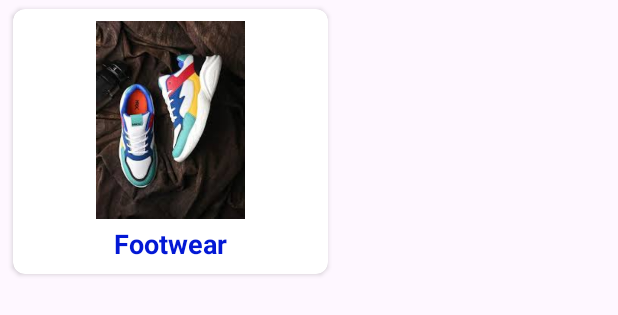
After one commit to nehadotnet/eCommerce, an Android app: the layout rv_categories.xml on its own in the app's theme, with its tools: preview values and no code run, on a phone screen of 412 x 824 dp. The commit adds this screen. Shown: the top 315 px of the screen. Run offline under Robolectric (Android 15) with nearby library versions, the phone set to English and light mode, and no system bars.

Commit message:
Add Image Slider and category from firbase firestore

```diff
--- a/app/build.gradle
+++ b/app/build.gradle
@@ -60,4 +60,7 @@ dependencies {
     implementation 'com.github.bumptech.glide:glide:4.16.0'
     annotationProcessor 'com.github.bumptech.glide:compiler:4.12.0'
 
+    //Image Slider: https://github.com/denzcoskun/ImageSlideshow
+    implementation 'com.github.denzcoskun:ImageSlideshow:0.1.2'
+
 }
--- a/app/src/main/res/layout/activity_dashboard.xml
+++ b/app/src/main/res/layout/activity_dashboard.xml
@@ -28,8 +28,7 @@
         android:id="@+id/frame_container"
         android:layout_width="match_parent"
         android:layout_height="wrap_content"
-        android:layout_weight="1"
-        android:layout_marginBottom="?attr/actionBarSize" />
+        android:layout_weight="1" />
 
     <com.google.android.material.bottomnavigation.BottomNavigationView
         android:id="@+id/bn_view"
--- /dev/null
+++ b/app/src/main/res/layout/rv_categories.xml
@@ -0,0 +1,39 @@
+<?xml version="1.0" encoding="utf-8"?>
+<LinearLayout xmlns:android="http://schemas.android.com/apk/res/android"
+    xmlns:app="http://schemas.android.com/apk/res-auto"
+    android:layout_width="match_parent"
+    android:layout_height="match_parent"
+    android:layout_marginLeft="4dp">
+
+    <androidx.cardview.widget.CardView
+        android:id="@+id/card_view_category"
+        android:layout_width="wrap_content"
+        android:layout_height="wrap_content"
+        app:cardCornerRadius="8dp"
+        app:cardUseCompatPadding="true">
+
+        <LinearLayout
+            android:layout_width="match_parent"
+            android:layout_height="match_parent"
+            android:gravity="center"
+            android:orientation="vertical"
+            android:padding="8dp">
+
+            <ImageView
+                android:id="@+id/iv_category"
+                android:layout_width="wrap_content"
+                android:layout_height="132dp"
+                android:layout_marginBottom="4dp"
+                android:src="@drawable/footwear" />
+
+            <TextView
+                android:id="@+id/tv_category_name"
+                android:layout_width="wrap_content"
+                android:layout_height="wrap_content"
+                android:text="Footwear"
+                android:textColor="@color/dark_blue"
+                android:textSize="18sp"
+                android:textStyle="bold" />
+        </LinearLayout>
+    </androidx.cardview.widget.CardView>
+</LinearLayout>
```
Also changed, not shown: app/src/main/java/com/example/ecommerce/adapter/HomeItemAdapter.java (added, +74 -0 lines), app/src/main/java/com/example/ecommerce/contract/HomeContract.java (added, +15 -0 lines), app/src/main/java/com/example/ecommerce/contract/HomeContractImpl.java (added, +50 -0 lines), app/src/main/java/com/example/ecommerce/models/HomeItemsModel.java (added, +41 -0 lines), app/src/main/java/com/example/ecommerce/view/fragments/HomeFragment.java (+58 -2 lines), app/src/main/res/layout/fragment_home.xml (+19 -5 lines), app/src/main/res/drawable/footwear.jpg (added), app/src/main/res/drawable/placeholder.png (added).
